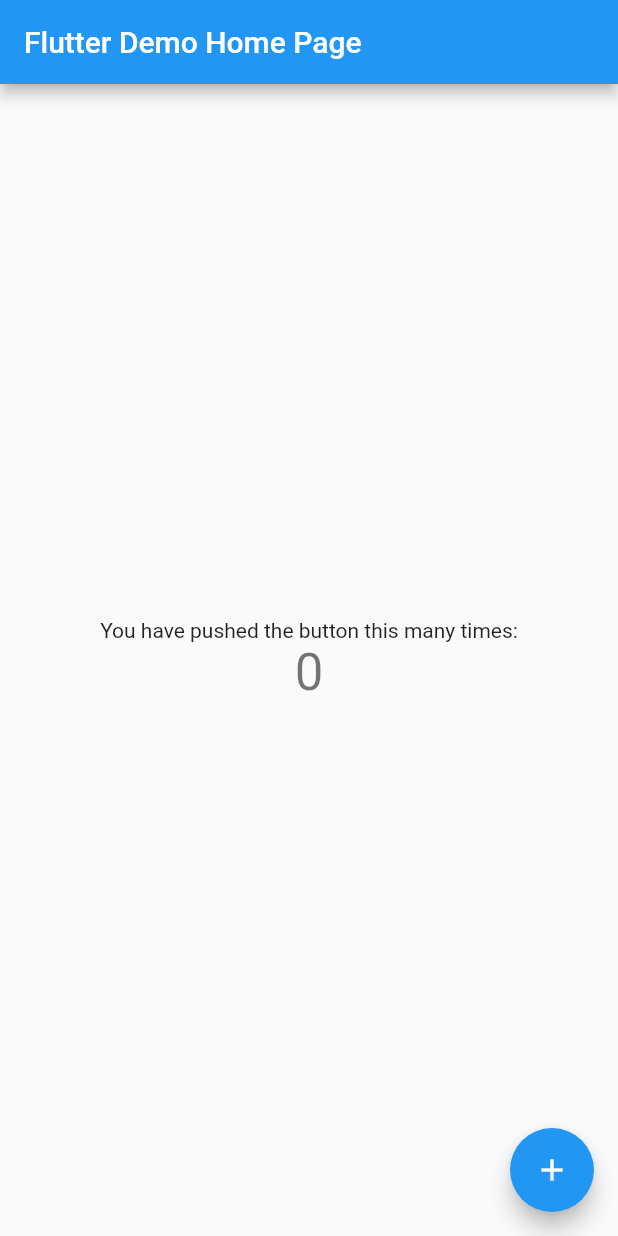
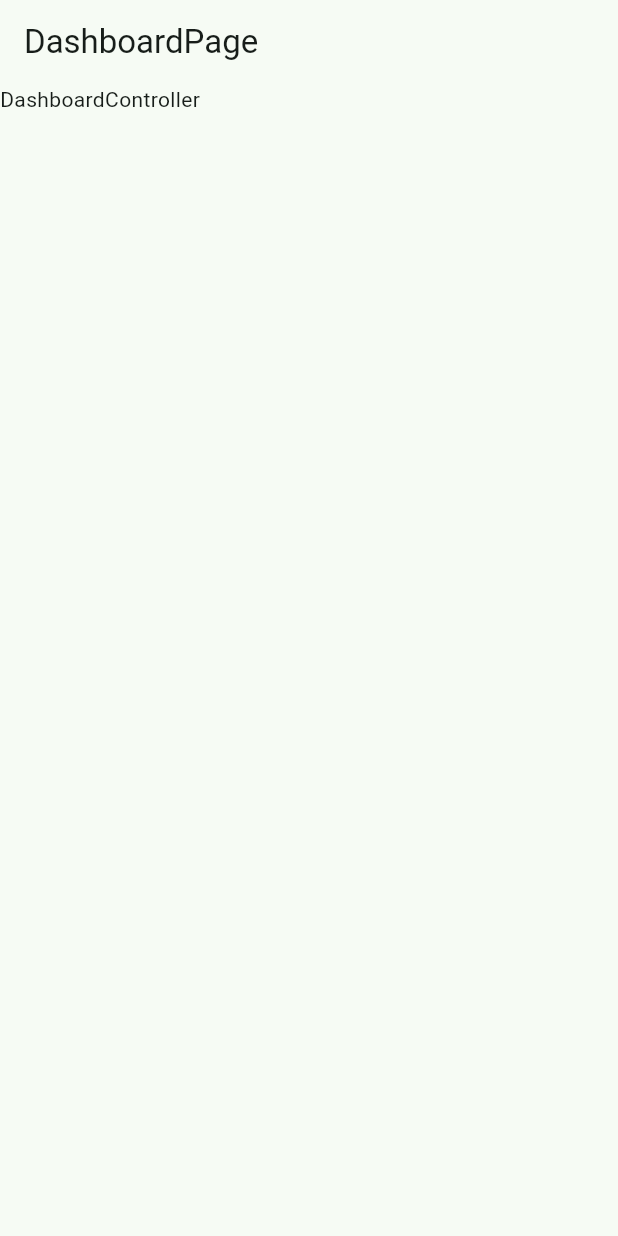
Before and after one commit to heribertojunior/App_hotifrutti, a Flutter app: the screen it shows after launch, on a phone screen of 412 x 824 dp. Run offline on Flutter 3.47's test engine with Material 2 defaults, Android fonts, the light colour scheme and no system bars; our stand-ins replace get.

Commit message:
configurando theme e inicio de criação de pages

```diff
--- /dev/null
+++ b/lib/app/core/theme/app_theme.dart
@@ -0,0 +1,5 @@
+import 'package:flutter/material.dart';
+
+var colorScheme = ColorScheme.fromSeed(seedColor: Colors.greenAccent);
+final ThemeData themeData =
+    ThemeData(colorScheme: colorScheme, useMaterial3: true);
--- /dev/null
+++ b/lib/app/modules/dashboard/binding.dart
@@ -0,0 +1,9 @@
+import 'package:app_hortifrutti_pratico/app/modules/dashboard/controller.dart';
+import 'package:get/get.dart';
+
+class DashboardBinding implements Bindings {
+  @override
+  void dependencies() {
+    Get.lazyPut<DashboardController>(() => DashboardController());
+  }
+}
--- /dev/null
+++ b/lib/app/modules/dashboard/controller.dart
@@ -0,0 +1,3 @@
+import 'package:get/get.dart';
+
+class DashboardController extends GetxController {}
--- /dev/null
+++ b/lib/app/modules/dashboard/page.dart
@@ -0,0 +1,18 @@
+import 'package:app_hortifrutti_pratico/app/modules/dashboard/controller.dart';
+import 'package:flutter/material.dart';
+import 'package:get/get.dart';
+
+class DashboardPage extends GetView<DashboardController> {
+  const DashboardPage({Key? key}) : super(key: key);
+
+  @override
+  Widget build(BuildContext context) {
+    return Scaffold(
+        appBar: AppBar(
+          title: const Text(
+            'DashboardPage',
+          ),
+        ),
+        body: const SafeArea(child: Text('DashboardController')));
+  }
+}
--- /dev/null
+++ b/lib/app/routes/routes.dart
@@ -0,0 +1,3 @@
+abstract class Routes {
+  static const dashboard = '/';
+}
--- a/lib/main.dart
+++ b/lib/main.dart
@@ -1,115 +1,24 @@
+import 'package:app_hortifrutti_pratico/app/core/theme/app_theme.dart';
 import 'package:flutter/material.dart';
+import 'package:flutter_localizations/flutter_localizations.dart';
+import 'package:get/get.dart';
+import 'package:intl/intl.dart';
+import 'app/routes/pages.dart';
+import 'app/routes/routes.dart';
 
 void main() {
-  runApp(const MyApp());
+  Intl.defaultLocale = 'pt_BR';
+  runApp(GetMaterialApp(
+    debugShowCheckedModeBanner: false,
+    initialRoute: Routes.dashboard,
+    theme: themeData,
+    getPages: AppPages.pages,
+    localizationsDelegates: const [
+      GlobalMaterialLocalizations.delegate,
+      GlobalWidgetsLocalizations.delegate,
+      GlobalCupertinoLocalizations.delegate
+    ],
+    locale: const Locale('pt', 'BR'),
+    supportedLocales: const [Locale('pt', 'BR')],
+  ));
 }
-
-class MyApp extends StatelessWidget {
-  const MyApp({Key? key}) : super(key: key);
-
-  // This widget is the root of your application.
-  @override
-  Widget build(BuildContext context) {
-    return MaterialApp(
-      title: 'Flutter Demo',
-      theme: ThemeData(
-        // This is the theme of your application.
-        //
-        // Try running your application with "flutter run". You'll see the
-        // application has a blue toolbar. Then, without quitting the app, try
-        // changing the primarySwatch below to Colors.green and then invoke
-        // "hot reload" (press "r" in the console where you ran "flutter run",
-        // or simply save your changes to "hot reload" in a Flutter IDE).
-        // Notice that the counter didn't reset back to zero; the application
-        // is not restarted.
-        primarySwatch: Colors.blue,
-      ),
-      home: const MyHomePage(title: 'Flutter Demo Home Page'),
-    );
-  }
-}
-
-class MyHomePage extends StatefulWidget {
-  const MyHomePage({Key? key, required this.title}) : super(key: key);
-
-  // This widget is the home page of your application. It is stateful, meaning
-  // that it has a State object (defined below) that contains fields that affect
-  // how it looks.
-
-  // This class is the configuration for the state. It holds the values (in this
-  // case the title) provided by the parent (in this case the App widget) and
-  // used by the build method of the State. Fields in a Widget subclass are
-  // always marked "final".
-
-  final String title;
-
-  @override
-  State<MyHomePage> createState() => _MyHomePageState();
-}
-
-class _MyHomePageState extends State<MyHomePage> {
-  int _counter = 0;
-
-  void _incrementCounter() {
-    setState(() {
-      // This call to setState tells the Flutter framework that something has
-      // changed in this State, which causes it to rerun the build method below
-      // so that the display can reflect the updated values. If we changed
-      // _counter without calling setState(), then the build method would not be
-      // called again, and so nothing would appear to happen.
-      _counter++;
-    });
-  }
-
-  @override
-  Widget build(BuildContext context) {
-    // This method is rerun every time setState is called, for instance as done
-    // by the _incrementCounter method above.
-    //
-    // The Flutter framework has been optimized to make rerunning build methods
-    // fast, so that you can just rebuild anything that needs updating rather
-    // than having to individually change instances of widgets.
-    return Scaffold(
-      appBar: AppBar(
-        // Here we take the value from the MyHomePage object that was created by
-        // the App.build method, and use it to set our appbar title.
-        title: Text(widget.title),
-      ),
-      body: Center(
-        // Center is a layout widget. It takes a single child and positions it
-        // in the middle of the parent.
-        child: Column(
-          // Column is also a layout widget. It takes a list of children and
-          // arranges them vertically. By default, it sizes itself to fit its
-          // children horizontally, and tries to be as tall as its parent.
-          //
-          // Invoke "debug painting" (press "p" in the console, choose the
-          // "Toggle Debug Paint" action from the Flutter Inspector in Android
-          // Studio, or the "Toggle Debug Paint" command in Visual Studio Code)
-          // to see the wireframe for each widget.
-          //
-          // Column has various properties to control how it sizes itself and
-          // how it positions its children. Here we use mainAxisAlignment to
-          // center the children vertically; the main axis here is the vertical
-          // axis because Columns are vertical (the cross axis would be
-          // horizontal).
-          mainAxisAlignment: MainAxisAlignment.center,
-          children: <Widget>[
-            const Text(
-              'You have pushed the button this many times:',
-            ),
-            Text(
-              '$_counter',
-              style: Theme.of(context).textTheme.headline4,
-            ),
-          ],
-        ),
-      ),
-      floatingActionButton: FloatingActionButton(
-        onPressed: _incrementCounter,
-        tooltip: 'Increment',
-        child: const Icon(Icons.add),
-      ), // This trailing comma makes auto-formatting nicer for build methods.
-    );
-  }
-}
```
Also changed, not shown: lib/app/modules/home/binding.dart (added, +10 -0 lines), lib/app/modules/home/controller.dart (added, +9 -0 lines), lib/app/modules/home/page.dart (added, +37 -0 lines), lib/app/routes/pages.dart (added, +14 -0 lines), 1 other file.
